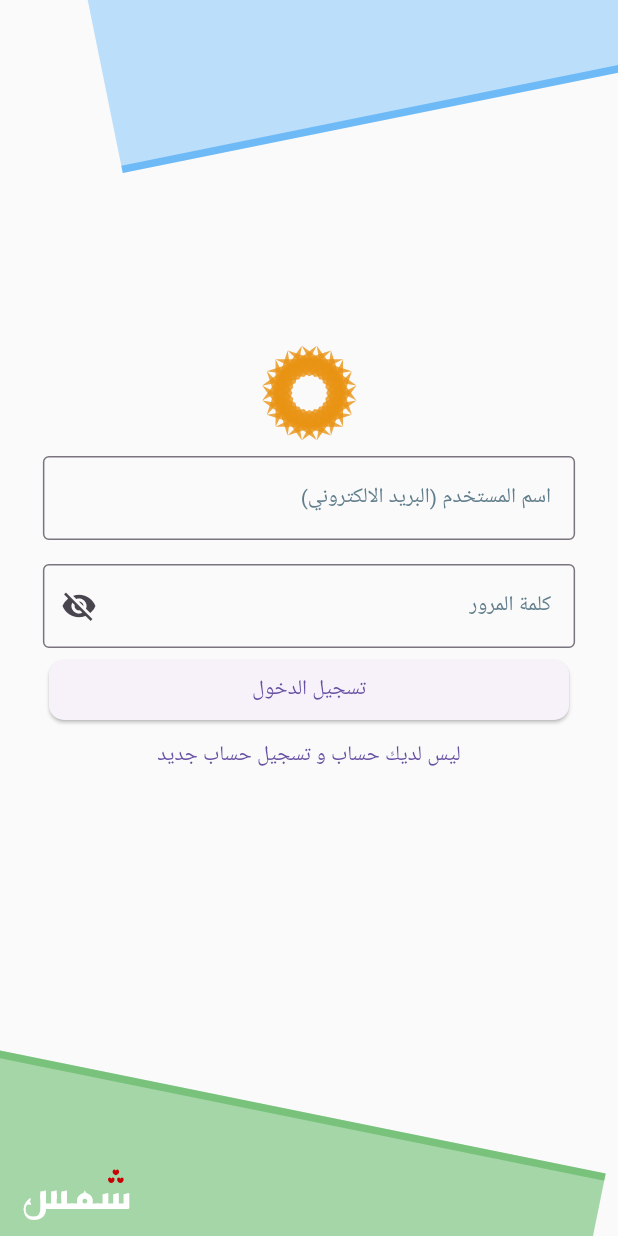
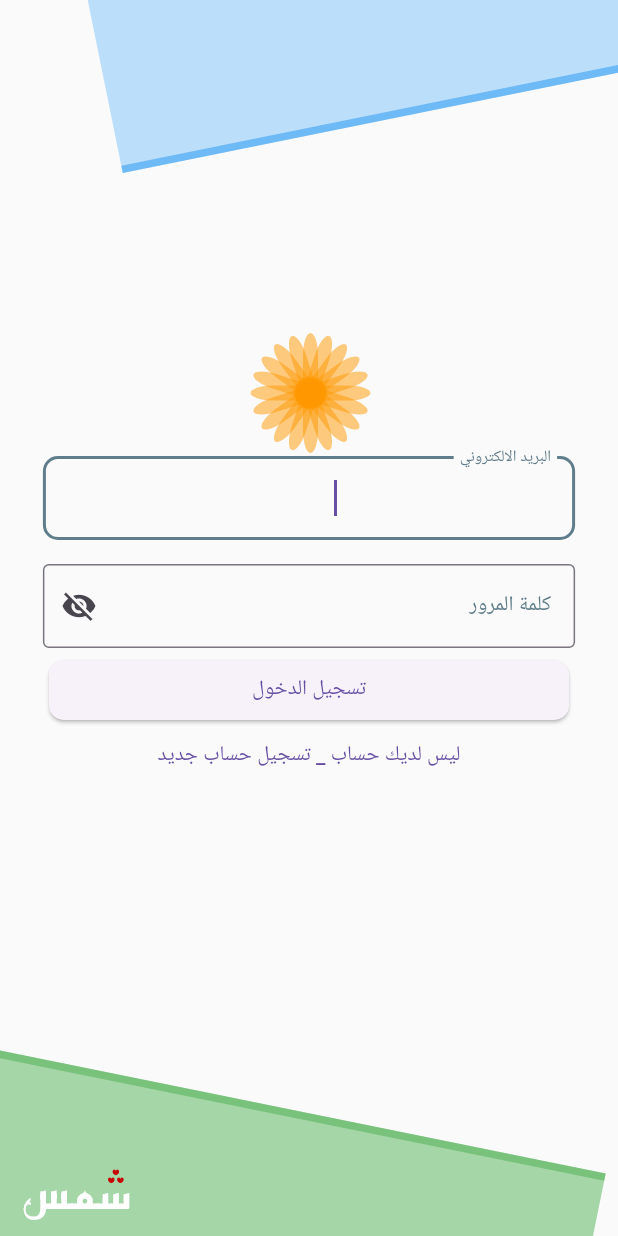
Before and after one commit to MouazAlhorani/SHAMS_APP_fe, a Flutter app: the screen it shows after launch, after a tap on "تسجيل الدخول", on a phone screen of 412 x 824 dp. Run offline on Flutter 3.47's test engine with Material 3 defaults, Android fonts, the phone set to English and light mode, and no system bars.

Commit message:
signup screen 02

```diff
--- /dev/null
+++ b/lib/model/arrays/input_fields.dart
@@ -0,0 +1,20 @@
+import 'package:fe_lw_shams/main_design.dart';
+import 'package:flutter/material.dart';
+
+class InputFields {
+  InputFields(
+      {required this.index,
+      this.focus = false,
+      required this.controller,
+      required this.label,
+      this.inputType = TextInputType.text,
+      this.textDirection = mainDirection,
+      this.obscuretext = false});
+  final int index;
+  bool focus;
+  final TextEditingController controller;
+  final String label;
+  final TextInputType inputType;
+  final TextDirection textDirection;
+  final bool obscuretext;
+}
--- a/lib/model/widgets_tamplate/text_field_01.dart
+++ b/lib/model/widgets_tamplate/text_field_01.dart
@@ -9,13 +9,15 @@ class TextField01 extends StatefulWidget {
       this.obscureText = false,
       this.inputType = TextInputType.text,
       this.textDir = mainDirection,
-      this.textAlign = TextAlign.center});
+      this.textAlign = TextAlign.center,
+      this.autofocus = false});
   final TextEditingController controller;
   final String label;
   final bool obscureText;
   final TextInputType inputType;
   final TextDirection textDir;
   final TextAlign textAlign;
+  final bool autofocus;
   @override
   State<TextField01> createState() => _TextField01State();
 }
@@ -39,6 +41,7 @@ class _TextField01State extends State<TextField01> {
         controller: widget.controller,
         obscureText: isPassword,
         keyboardType: widget.inputType,
+        autofocus: widget.autofocus,
         decoration: InputDecoration(
           label: Text(
             widget.label,
--- a/lib/view/login_page.dart
+++ b/lib/view/login_page.dart
@@ -1,7 +1,9 @@
 import 'dart:math';
 
+import 'package:fe_lw_shams/model/arrays/input_fields.dart';
 import 'package:fe_lw_shams/model/widgets_tamplate/text_field_01.dart';
 import 'package:flutter/material.dart';
+import 'package:flutter/services.dart';
 
 class LoginPage extends StatefulWidget {
   const LoginPage({super.key});
@@ -11,27 +13,87 @@ class LoginPage extends StatefulWidget {
 }
 
 class _LoginPageState extends State<LoginPage> {
+  late TextEditingController nameController;
+  late TextEditingController mobileController;
+  late TextEditingController emailController;
+  late TextEditingController passwordController;
+  late TextEditingController confirmpasswordController;
+
   double openCloseValue = 0.0;
+  bool loginScreen = true;
 
   @override
   void initState() {
-    // TODO: implement initState
+    super.initState();
+
+    nameController = TextEditingController();
+    mobileController = TextEditingController();
+    emailController = TextEditingController();
+    passwordController = TextEditingController();
+    confirmpasswordController = TextEditingController();
+
     Future.delayed(const Duration(seconds: 1), () {
       setState(() {
         openCloseValue = 1.0;
       });
     });
-    super.initState();
+  }
+
+  Curve closeCurve = Curves.linearToEaseOut;
+
+  @override
+  void dispose() {
+    nameController.dispose();
+    mobileController.dispose();
+    emailController.dispose();
+    passwordController.dispose();
+    confirmpasswordController.dispose();
+    super.dispose();
   }
 
   @override
   Widget build(BuildContext context) {
-    TextEditingController usernameController = TextEditingController();
-    TextEditingController passwordController = TextEditingController();
-
     double screenWidth = MediaQuery.of(context).size.width;
     double screenHeight = MediaQuery.of(context).size.height;
 
+    List<InputFields> loginFields = [
+      InputFields(
+          index: 1,
+          focus: true,
+          controller: emailController,
+          label: "البريد الالكتروني",
+          inputType: TextInputType.emailAddress,
+          textDirection: TextDirection.ltr),
+      InputFields(
+          index: 2,
+          controller: passwordController,
+          label: "كلمة المرور",
+          obscuretext: true,
+          textDirection: TextDirection.ltr)
+    ];
+    List<InputFields> signupFields = [
+      InputFields(
+          index: 1, focus: true, controller: nameController, label: "الاسم"),
+      InputFields(index: 2, controller: mobileController, label: "الهاتف"),
+      InputFields(
+          index: 3,
+          controller: emailController,
+          label: "الايميل",
+          inputType: TextInputType.emailAddress,
+          textDirection: TextDirection.ltr),
+      InputFields(
+          index: 4,
+          controller: passwordController,
+          label: "كلمة المرور",
+          obscuretext: true,
+          textDirection: TextDirection.ltr),
+      InputFields(
+          index: 5,
+          controller: confirmpasswordController,
+          label: "تأكيد كلمة المرور",
+          obscuretext: true,
+          textDirection: TextDirection.ltr)
+    ];
     return Stack(
       children: [
         Container(
@@ -44,22 +106,42 @@ class _LoginPageState extends State<LoginPage> {
             width: MediaQuery.of(context).size.width > 500
                 ? MediaQuery.of(context).size.width * 0.7
                 : MediaQuery.of(context).size.width * 0.9,
+            child: SingleChildScrollView(
               child: Column(
-              mainAxisAlignment: MainAxisAlignment.center,
-              crossAxisAlignment: CrossAxisAlignment.center,
                 children: [
-                TextField01(
-                  controller: usernameController,
-                  label: "اسم المستخدم (البريد الالكتروني)",
-                  inputType: TextInputType.emailAddress,
-                  textDir: TextDirection.ltr,
-                ),
-                TextField01(
-                  controller: passwordController,
-                  label: "كلمة المرور",
-                  obscureText: true,
-                  textDir: TextDirection.ltr,
-                ),
+                  ...loginScreen
+                      ? loginFields.map((e) => TweenAnimationBuilder(
+                          tween: Tween<double>(begin: 0, end: 1),
+                          duration: Duration(seconds: e.index * 1),
+                          curve: closeCurve,
+                          builder: (context, value, child) {
+                            return Opacity(
+                              opacity: value,
+                              child: TextField01(
+                                  autofocus: e.focus,
+                                  controller: e.controller,
+                                  label: e.label,
+                                  inputType: e.inputType,
+                                  textDir: e.textDirection,
+                                  obscureText: e.obscuretext),
+                            );
+                          }))
+                      : signupFields.map((e) => TweenAnimationBuilder(
+                          tween: Tween<double>(begin: 0, end: 1),
+                          duration: Duration(seconds: e.index * 1),
+                          curve: closeCurve,
+                          builder: (context, value, child) {
+                            return Opacity(
+                              opacity: value,
+                              child: TextField01(
+                                  autofocus: e.focus,
+                                  controller: e.controller,
+                                  label: e.label,
+                                  inputType: e.inputType,
+                                  textDir: e.textDirection,
+                                  obscureText: e.obscuretext),
+                            );
+                          })),
                   Padding(
                     padding: const EdgeInsets.symmetric(horizontal: 12),
                     child: SizedBox(
@@ -67,7 +149,8 @@ class _LoginPageState extends State<LoginPage> {
                       width: double.infinity,
                       child: ElevatedButton.icon(
                           onPressed: () {},
-                        label: Text("تسجيل الدخول"),
+                          label: Text(
+                              loginScreen ? "تسجيل الدخول" : "تسجيل حساب جديد"),
                           style: ElevatedButton.styleFrom(
                               shape: RoundedRectangleBorder(
                                   borderRadius: BorderRadius.circular(10)))),
@@ -80,12 +163,23 @@ class _LoginPageState extends State<LoginPage> {
                         });
                         Future.delayed(const Duration(milliseconds: 1700), () {
                           setState(() {
-                          openCloseValue = 1.0; // افتح من جديد
+                            openCloseValue = 1.0;
+                            if (loginScreen) {
+                              signupFields[0].focus = false;
+                              loginFields[0].focus = true;
+                            } else {
+                              loginFields[0].focus = false;
+                              signupFields[0].focus = true;
+                            }
+                            loginScreen = loginScreen ? false : true;
                           });
                         });
                       },
-                    child: Text("ليس لديك حساب و تسجيل حساب جديد"))
+                      child: Text(loginScreen
+                          ? "ليس لديك حساب _ تسجيل حساب جديد"
+                          : "عودة إلى تسجيل الدخول"))
                 ],
+              ),
             ),
           ),
         ),
@@ -95,7 +189,7 @@ class _LoginPageState extends State<LoginPage> {
           child: TweenAnimationBuilder<double>(
             tween: Tween<double>(begin: 0, end: openCloseValue),
             duration: const Duration(seconds: 2),
-            curve: Curves.easeInOutCubicEmphasized,
+            curve: closeCurve,
             builder: (context, value, child) {
               return Transform(
                 alignment: Alignment.topLeft,
@@ -126,7 +220,7 @@ class _LoginPageState extends State<LoginPage> {
             child: TweenAnimationBuilder<double>(
                 tween: Tween<double>(begin: 0, end: openCloseValue),
                 duration: const Duration(seconds: 2),
-                curve: Curves.easeInOutCubicEmphasized,
+                curve: closeCurve,
                 builder: (context, value, child) {
                   return Transform(
                     alignment: Alignment.topLeft,
@@ -149,31 +243,34 @@ class _LoginPageState extends State<LoginPage> {
                     ),
                   );
                 })),
-        Positioned(
-          top: (screenHeight * 0.5) - 50,
-          left: (screenWidth * 0.5) - 50,
+        Center(
           child: TweenAnimationBuilder<double>(
-            tween: Tween(begin: 0.0, end: openCloseValue == 1.0 ? -150.0 : 0.0),
+            tween: Tween(
+                begin: 0.0,
+                end: openCloseValue == 1.0
+                    ? loginScreen
+                        ? -150
+                        : -225.0
+                    : 0.0),
             duration: const Duration(seconds: 1),
-            curve: Curves.easeOut,
+            curve: closeCurve,
             builder: (context, moveValue, child) {
               return Transform.translate(
                 offset: Offset(0.0, moveValue),
                 child: TweenAnimationBuilder<double>(
                     tween: Tween(
-                        begin: 0.0, end: openCloseValue == 0.0 ? 1.0 : 0.45),
+                        begin: 0.0, end: openCloseValue == 1.0 ? 1.0 : 1.5),
                     duration: const Duration(seconds: 1),
-                    curve: Curves.easeOut,
+                    curve: closeCurve,
                     builder: (context, moveValue, child) {
                       return Transform.scale(
                           scale: moveValue,
                           child: Transform.translate(
                               offset: Offset(moveValue, 0.0),
-                            child: CustomPaint(
-                              size: const Size(100, 100),
-                              painter: SpinningCirclePainter(0.0),
-                            ),
-                          ));
+                              child: SunRays(
+                                rayCount: 20,
+                                radius: 20,
+                              )));
                     }),
               );
             },
@@ -185,7 +282,7 @@ class _LoginPageState extends State<LoginPage> {
             child: TweenAnimationBuilder<double>(
                 tween: Tween(begin: 0.0, end: 1.0),
                 duration: const Duration(seconds: 5),
-                curve: Curves.easeOut,
+                curve: closeCurve,
                 builder: (context, moveValue, child) {
                   return Opacity(
                       opacity: moveValue,
@@ -204,82 +301,39 @@ class _LoginPageState extends State<LoginPage> {
   }
 }
 
-class TriangleClipper extends CustomClipper<Path> {
-  @override
-  Path getClip(Size size) {
-    Path path = Path();
+class SunRays extends StatelessWidget {
+  final int rayCount; // عدد الأشعة
+  final double radius; // نصف قطر الدائرة التي تدور حولها الأشعة
 
-    path.moveTo(0, 0);
-    path.lineTo(size.width, 0);
-    path.lineTo(0, size.height);
-
-    path.close();
-    return path;
-  }
+  const SunRays({super.key, this.rayCount = 20, this.radius = 50});
 
   @override
-  bool shouldReclip(CustomClipper<Path> oldClipper) => false;
-}
-
-class SpinningCirclePainter extends CustomPainter {
-  final double rotation; // زاوية الدوران
-
-  SpinningCirclePainter(this.rotation);
-
-  @override
-  void paint(Canvas canvas, Size size) {
-    final paint = Paint()
-      ..color = const Color.fromARGB(202, 233, 147, 19)
-      ..style = PaintingStyle.fill;
-
-    final center = Offset(size.width / 2, size.height / 2);
-    final radius = size.width / 2;
-
-    const int count = 20; // عدد الأشعة
-    final double baseWidth = radius * 1.0; // عرض القاعدة (عدلها حسب الشكل)
-
-    for (int i = 0; i < count; i++) {
-      final double angle = (i * 2 * pi / count) + rotation;
-
-      // رأس المثلث (قريب من المركز)
-      final tip = Offset(
-        center.dx + radius * 0.5 * cos(angle),
-        center.dy + radius * 0.5 * sin(angle),
+  Widget build(BuildContext context) {
+    return SizedBox(
+      width: radius * 4,
+      height: radius * 4,
+      child: Stack(
+        alignment: Alignment.center,
+        children: List.generate(rayCount, (index) {
+          final angle = 2 * pi * index / rayCount; // زاوية كل شعاع
+          return Transform.rotate(
+            angle: angle,
+            child: Align(
+              alignment: Alignment.topCenter,
+              child: Container(
+                width: 10, // عرض الشعاع
+                height: 50, // طول الشعاع
+                decoration: BoxDecoration(
+                  color: Colors.orange.withOpacity(0.5),
+                  borderRadius: BorderRadius.vertical(
+                    top: Radius.elliptical(100, 300),
+                  ),
+                ),
+              ),
+            ),
           );
-
-      // منتصف القاعدة (على الحافة)
-      final baseCenter = Offset(
-        center.dx + radius * cos(angle),
-        center.dy + radius * sin(angle),
+        }),
+      ),
     );
-
-      // زاوية عمودية
-      final double perpAngle = angle + pi / 2;
-
-      // طرفي القاعدة
-      final baseLeft = Offset(
-        baseCenter.dx + baseWidth * cos(perpAngle),
-        baseCenter.dy + baseWidth * sin(perpAngle),
-      );
-
-      final baseRight = Offset(
-        baseCenter.dx - baseWidth * cos(perpAngle),
-        baseCenter.dy - baseWidth * sin(perpAngle),
-      );
-
-      // رسم المثلث
-      final path = Path()
-        ..moveTo(tip.dx, tip.dy)
-        ..lineTo(baseLeft.dx, baseLeft.dy)
-        ..lineTo(baseRight.dx, baseRight.dy)
-        ..close();
-
-      canvas.drawPath(path, paint);
   }
 }
-
-  @override
-  bool shouldRepaint(covariant SpinningCirclePainter oldDelegate) {
-    return oldDelegate.rotation != rotation;
-  }
-}
```
Also changed, not shown: pubspec.lock. Lines whose indentation alone changed are shown as unchanged.
